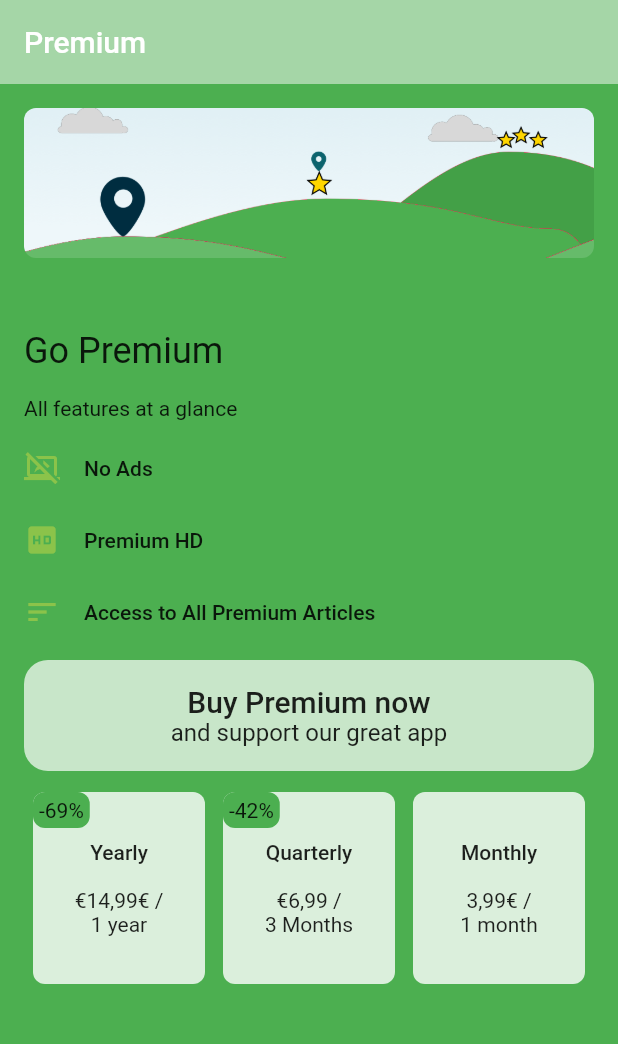
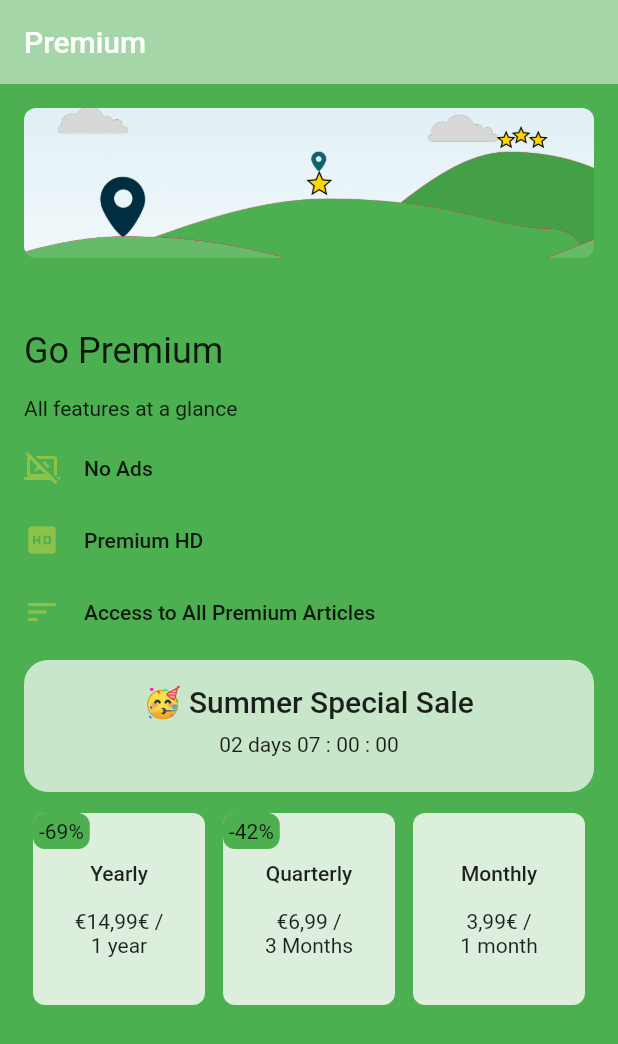
Before and after one commit to LinkFive/flutter-in_app_purchases_paywall, a Flutter app: the screen it shows after launch, on a phone screen of 412 x 824 dp. Shown: the top 1044 px of the screen. Run offline on Flutter 3.47's test engine with Material 2 defaults, Android fonts, the phone set to English and light mode, and no system bars; drawn by our look-alikes of flutter_countdown_timer; missing offline and left inert: flutter_inappwebview.

Commit message:
add subContent to Campaign Widget

```diff
--- a/example/lib/main.dart
+++ b/example/lib/main.dart
@@ -1,4 +1,5 @@
 import 'package:flutter/material.dart';
+import 'package:flutter_countdown_timer/flutter_countdown_timer.dart';
 import 'package:in_app_purchases_paywall_ui/paywall/model/text_and_url.dart';
 import 'package:in_app_purchases_paywall_ui/paywall/model/icon_and_text.dart';
 import 'package:in_app_purchases_paywall_ui/paywall/model/subscription_data.dart';
@@ -110,8 +111,12 @@ class _MyHomePageState extends State<MyHomePage> {
       },
       campaignWidget: CampaignBanner(
         theme: Theme.of(context),
-        headline: "Buy Premium now",
-        subTitle: "and support our great app",
+        headline: "🥳 Summer Special Sale",
+        subContent: Container(
+          padding: EdgeInsets.all(8),
+            child: CountdownTimer(
+          endTime: DateTime.now().add(Duration(days: 2, hours: 7)).millisecondsSinceEpoch,
+        )),
       ),
     );
   }
--- a/example/pubspec.yaml
+++ b/example/pubspec.yaml
@@ -23,6 +23,7 @@ environment:
 dependencies:
   flutter:
     sdk: flutter
+  flutter_countdown_timer: ^4.1.0
 
   in_app_purchases_paywall_ui:
     path: ../packages/in_app_purchases_paywall_ui
--- a/packages/in_app_purchases_paywall_ui/lib/paywall/widgets/campaign_banner.dart
+++ b/packages/in_app_purchases_paywall_ui/lib/paywall/widgets/campaign_banner.dart
@@ -5,8 +5,23 @@ class CampaignBanner extends StatelessWidget {
   final ThemeData theme;
   final String headline;
   final String? subTitle;
+  final Widget? subContent;
 
-  CampaignBanner({required this.theme, required this.headline, this.subTitle = null});
+  CampaignBanner({required this.theme, required this.headline, this.subTitle = null, this.subContent = null});
+
+  Widget get _subTitleWidget {
+    if (subTitle != null) {
+      return Text(subTitle!, style: theme.textTheme.subtitle1, textAlign: TextAlign.center);
+    }
+    return Container();
+  }
+
+  Widget get _subContentWidget {
+    if (subContent != null) {
+      return subContent!;
+    }
+    return Container();
+  }
 
   @override
   Widget build(BuildContext context) {
@@ -21,13 +36,8 @@ class CampaignBanner extends StatelessWidget {
               style: theme.textTheme.headline6,
               textAlign: TextAlign.center,
             ),
-            subTitle != null
-                ? Text(
-                    subTitle!,
-                    style: theme.textTheme.subtitle1,
-              textAlign: TextAlign.center,
-                  )
-                : Container()
+            _subTitleWidget,
+            _subContentWidget
           ],
         ));
   }
```
Also changed, not shown: example/pubspec.lock.
